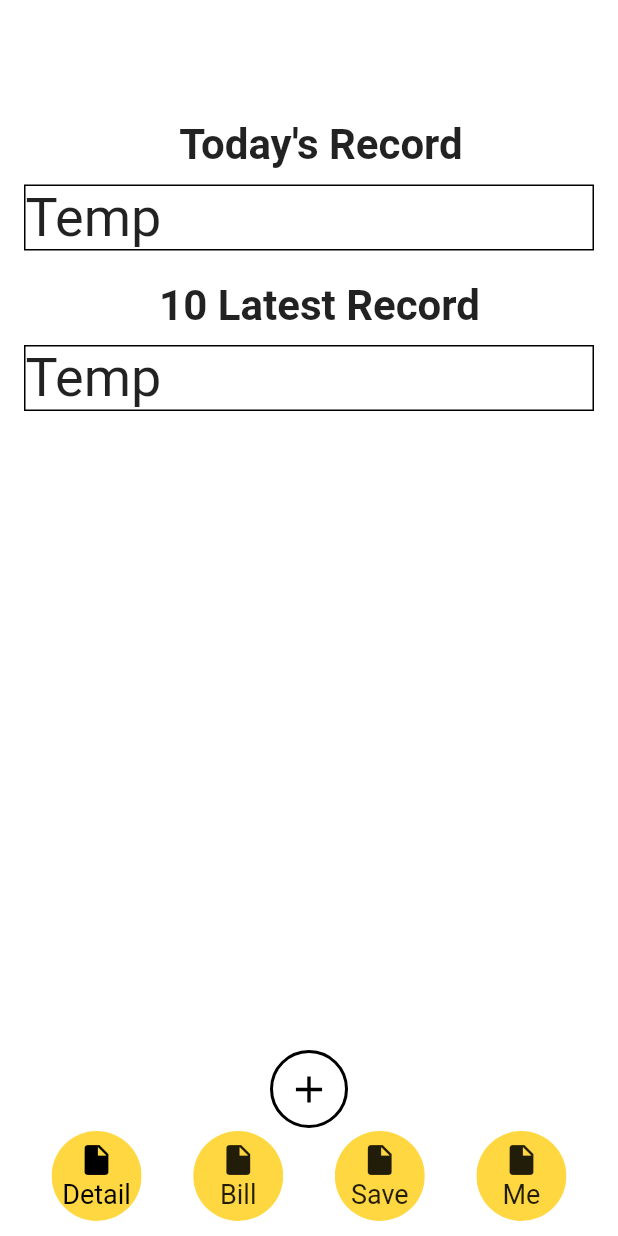
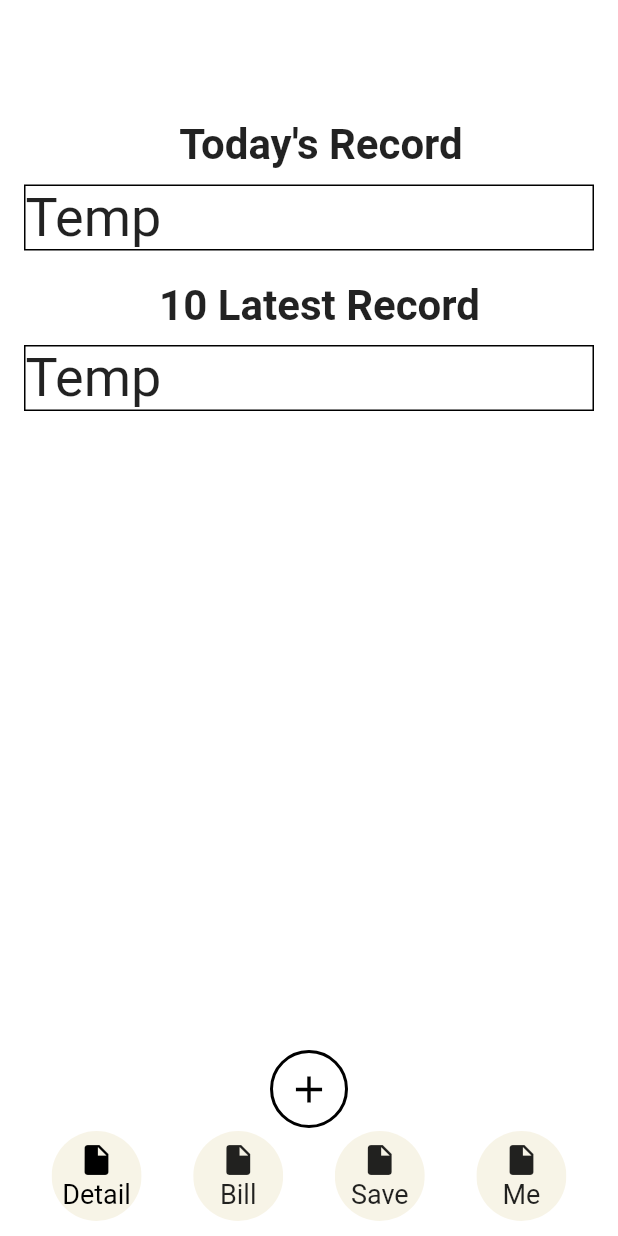
Before and after one commit to Zixuan01/CS184, a Flutter app: the screen it shows after launch, on a phone screen of 412 x 824 dp. Run offline on Flutter 3.47's test engine with Material 2 defaults, Android fonts, the phone set to English and light mode, and no system bars.

Commit message:
change main page color

```diff
--- a/cs184/lib/main_page/main_page.dart
+++ b/cs184/lib/main_page/main_page.dart
@@ -95,7 +95,7 @@ class _MainPageState extends State<MainPage> {
                     size: const Size(60, 60),
                     child: ClipOval(
                       child: Material(
-                        color: Colors.amberAccent,
+                        color: Color.fromARGB(114, 238, 230, 201),
                         child: InkWell(
                           onTap: () {
                             Navigator.of(context).push(MaterialPageRoute(
@@ -123,7 +123,7 @@ class _MainPageState extends State<MainPage> {
                     size: const Size(60, 60),
                     child: ClipOval(
                       child: Material(
-                        color: Colors.amberAccent,
+                        color: Color.fromARGB(114, 238, 230, 201),
                         child: InkWell(
                           onTap: () {
                             Navigator.of(context).push(MaterialPageRoute(
@@ -147,7 +147,7 @@ class _MainPageState extends State<MainPage> {
                     size: const Size(60, 60),
                     child: ClipOval(
                       child: Material(
-                        color: Colors.amberAccent,
+                        color: Color.fromARGB(114, 238, 230, 201),
                         child: InkWell(
                           onTap: () {
                              Navigator.of(context).push(MaterialPageRoute(
@@ -171,7 +171,7 @@ class _MainPageState extends State<MainPage> {
                     size: const Size(60, 60),
                     child: ClipOval(
                       child: Material(
-                        color: Colors.amberAccent,
+                        color: Color.fromARGB(114, 238, 230, 201),
                         child: InkWell(
                           onTap: () {
                             Navigator.of(context).push(MaterialPageRoute(
```
